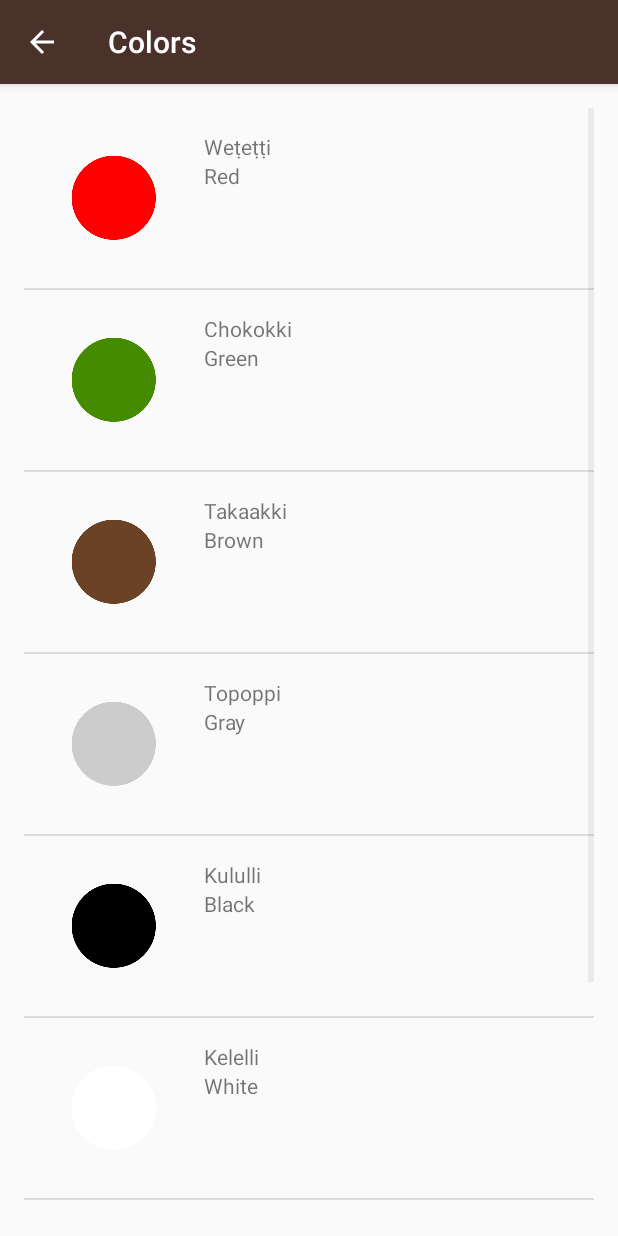
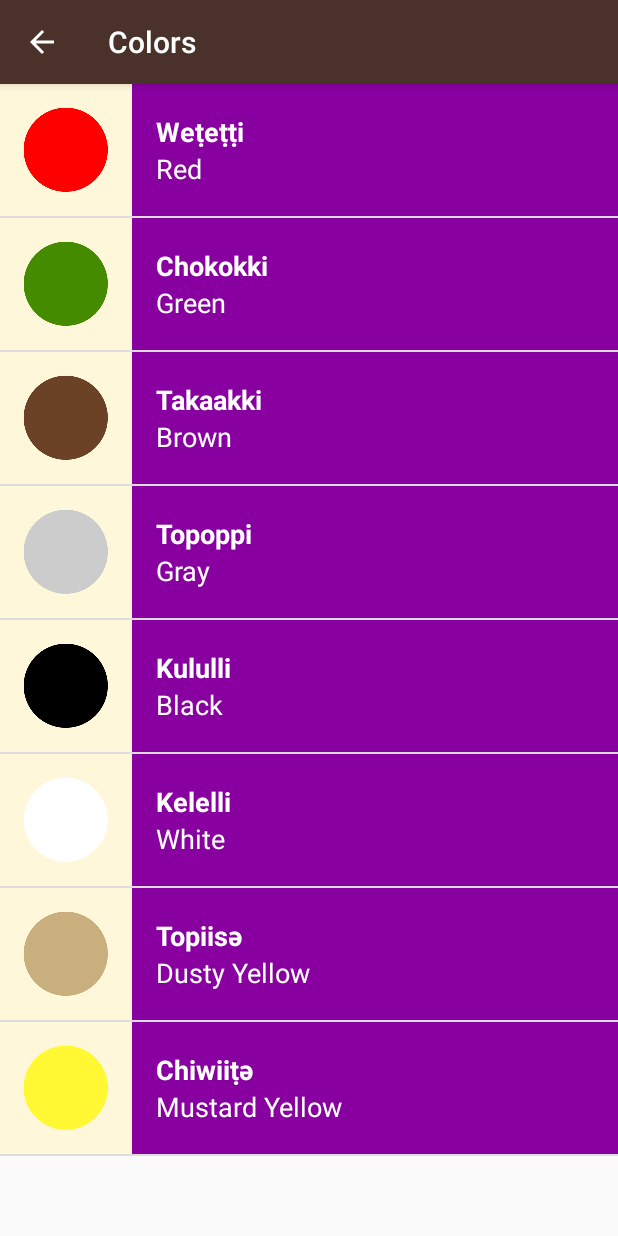
Before and after one commit to pavanrkadave/Miwok, an Android app: the ColorsActivity screen opened directly, with no data from a screen before it, on a phone screen of 412 x 824 dp. Run offline under Robolectric (Android 15) with nearby library versions, the phone set to English and light mode, and no system bars.

Commit message:
1.Visual Polish to the app. 2.Adding proper color to individual activity 3.setting proper padding,textSize. 4.Some code changes to enable us set the activity color dynamically.

```diff
--- a/app/src/main/java/com/example/android/miwok/ColorsActivity.java
+++ b/app/src/main/java/com/example/android/miwok/ColorsActivity.java
@@ -20,18 +20,18 @@ public class ColorsActivity extends AppCompatActivity {
         ArrayList<Word> words = new ArrayList<Word>();
 
         //Adding the words to the words arrayList
-        words.add(new Word("Red", "Weṭeṭṭi",R.drawable.color_red));
-        words.add(new Word("Green", "Chokokki",R.drawable.color_green));
-        words.add(new Word("Brown", "Takaakki",R.drawable.color_brown));
-        words.add(new Word("Gray", "Topoppi",R.drawable.color_gray));
-        words.add(new Word("Black", "Kululli",R.drawable.color_black));
-        words.add(new Word("White", "Kelelli",R.drawable.color_white));
-        words.add(new Word("Dusty Yellow", "Topiisә",R.drawable.color_dusty_yellow));
-        words.add(new Word("Mustard Yellow", "Chiwiiṭә",R.drawable.color_mustard_yellow));
+        words.add(new Word("Red", "Weṭeṭṭi", R.drawable.color_red));
+        words.add(new Word("Green", "Chokokki", R.drawable.color_green));
+        words.add(new Word("Brown", "Takaakki", R.drawable.color_brown));
+        words.add(new Word("Gray", "Topoppi", R.drawable.color_gray));
+        words.add(new Word("Black", "Kululli", R.drawable.color_black));
+        words.add(new Word("White", "Kelelli", R.drawable.color_white));
+        words.add(new Word("Dusty Yellow", "Topiisә", R.drawable.color_dusty_yellow));
+        words.add(new Word("Mustard Yellow", "Chiwiiṭә", R.drawable.color_mustard_yellow));
 
         // Create an {@link WordAdapter}, whose data source is a list of {@link Word}s. The
         // adapter knows how to create list items for each item in the list.
-        WordAdapter adapter = new WordAdapter(this, words);
+        WordAdapter adapter = new WordAdapter(this, words,R.color.category_colors);
 
         // Find the {@link ListView} object in the view hierarchy of the {@link Activity}.
         // There should be a {@link ListView} with the view ID called list, which is declared in the
--- a/app/src/main/java/com/example/android/miwok/FamilyActivity.java
+++ b/app/src/main/java/com/example/android/miwok/FamilyActivity.java
@@ -37,7 +37,7 @@ public class FamilyActivity extends AppCompatActivity {
 
         // Create an {@link WordAdapter}, whose data source is a list of {@link Word}s. The
         // adapter knows how to create list items for each item in the list.
-        WordAdapter adapter = new WordAdapter(this, words);
+        WordAdapter adapter = new WordAdapter(this, words,R.color.category_family);
 
         // Find the {@link ListView} object in the view hierarchy of the {@link Activity}.
         // There should be a {@link ListView} with the view ID called list, which is declared in the
--- a/app/src/main/java/com/example/android/miwok/NumbersActivity.java
+++ b/app/src/main/java/com/example/android/miwok/NumbersActivity.java
@@ -33,7 +33,7 @@ public class NumbersActivity extends AppCompatActivity {
 
         // Create an {@link WordAdapter}, whose data source is a list of {@link Word}s. The
         // adapter knows how to create list items for each item in the list.
-        WordAdapter adapter = new WordAdapter(this, words);
+        WordAdapter adapter = new WordAdapter(this, words,R.color.category_numbers);
 
         // Find the {@link ListView} object in the view hierarchy of the {@link Activity}.
         // There should be a {@link ListView} with the view ID called list, which is declared in the
--- a/app/src/main/java/com/example/android/miwok/PhrasesActivity.java
+++ b/app/src/main/java/com/example/android/miwok/PhrasesActivity.java
@@ -33,7 +33,7 @@ public class PhrasesActivity extends AppCompatActivity {
 
         // Create an {@link WordAdapter}, whose data source is a list of {@link Word}s. The
         // adapter knows how to create list items for each item in the list.
-        WordAdapter adapter = new WordAdapter(this, words);
+        WordAdapter adapter = new WordAdapter(this, words,R.color.category_phrases);
 
         // Find the {@link ListView} object in the view hierarchy of the {@link Activity}.
         // There should be a {@link ListView} with the view ID called list, which is declared in the
--- a/app/src/main/java/com/example/android/miwok/Word.java
+++ b/app/src/main/java/com/example/android/miwok/Word.java
@@ -79,7 +79,7 @@ public class Word {
     /**
      * Returns whether or not there is an image for this word.
      */
-    public boolean hasImage(){
+    public boolean hasImage() {
         return mImageResId != NO_IMAGE_PROVODED;
     }
 }
--- a/app/src/main/java/com/example/android/miwok/WordAdapter.java
+++ b/app/src/main/java/com/example/android/miwok/WordAdapter.java
@@ -1,11 +1,13 @@
 package com.example.android.miwok;
 
 import android.content.Context;
+import android.support.v4.content.ContextCompat;
 import android.view.LayoutInflater;
 import android.view.View;
 import android.view.ViewGroup;
 import android.widget.ArrayAdapter;
 import android.widget.ImageView;
+import android.widget.LinearLayout;
 import android.widget.TextView;
 
 import java.util.ArrayList;
@@ -16,6 +18,7 @@ import java.util.ArrayList;
 
 class WordAdapter extends ArrayAdapter<Word> {
 
+    private static int mLayoutColorResId;
 
     /**
      * This is our own custom constructor (it doesn't mirror a superclass constructor).
@@ -25,8 +28,9 @@ class WordAdapter extends ArrayAdapter<Word> {
      * @param context The current context. Used to inflate the layout file.
      * @param words   A List of AndroidFlavor objects to display in a list
      */
-    public WordAdapter(Context context, ArrayList<Word> words) {
+    public WordAdapter(Context context, ArrayList<Word> words, int layoutColorRes) {
         super(context, 0, words);
+        mLayoutColorResId = layoutColorRes;
     }
 
     @Override
@@ -41,6 +45,12 @@ class WordAdapter extends ArrayAdapter<Word> {
 
         // Get the {@link Word} object located at this position in the list
         Word currentWord = getItem(position);
+
+        // Find the LinearLayout in the list_item.xml layout with the ID text_container
+        //And set the appropriate color to it
+        View textContainer = listItemView.findViewById(R.id.text_container);
+        int color = ContextCompat.getColor(getContext(), mLayoutColorResId);
+        textContainer.setBackgroundColor(color);
 
         // Find the TextView in the list_item.xml layout with the ID default_text_view
         TextView defaultTextView = (TextView) listItemView.findViewById(R.id.default_text_view);
--- a/app/src/main/res/layout/list_item.xml
+++ b/app/src/main/res/layout/list_item.xml
@@ -3,34 +3,41 @@
     xmlns:tools="http://schemas.android.com/tools"
     android:layout_width="match_parent"
     android:layout_height="match_parent"
-    android:orientation="horizontal"
-    android:paddingBottom="@dimen/activity_vertical_margin"
-    android:paddingLeft="@dimen/activity_horizontal_margin"
-    android:paddingRight="@dimen/activity_horizontal_margin"
-    android:paddingTop="@dimen/activity_vertical_margin">
+    android:background="@color/tan_background"
+    android:minHeight="@dimen/list_item_height"
+    android:orientation="horizontal">
 
     <ImageView
         android:id="@+id/word_image"
-        android:layout_width="wrap_content"
-        android:layout_height="wrap_content"
-        android:src="@mipmap/ic_launcher" />
+        android:layout_width="@dimen/list_item_height"
+        android:layout_height="@dimen/list_item_height" />
 
     <LinearLayout
-        android:paddingLeft="16dp"
+        android:id="@+id/text_container"
+        android:layout_width="match_parent"
+        android:layout_height="match_parent"
         android:orientation="vertical"
-        android:layout_width="wrap_content"
-        android:layout_height="wrap_content">
+        android:paddingLeft="16dp">
 
         <TextView
             android:id="@+id/miwok_text_view"
             android:layout_width="wrap_content"
-            android:layout_height="wrap_content"
+            android:layout_height="0dp"
+            android:layout_weight="1"
+            android:gravity="bottom"
+            android:textAppearance="?android:textAppearanceMedium"
+            android:textColor="@android:color/white"
+            android:textStyle="bold"
             tools:text="Lutti" />
 
         <TextView
             android:id="@+id/default_text_view"
             android:layout_width="wrap_content"
-            android:layout_height="wrap_content"
+            android:layout_height="0dp"
+            android:layout_weight="1"
+            android:gravity="top"
+            android:textAppearance="?android:textAppearanceMedium"
+            android:textColor="@android:color/white"
             tools:text="One" />
     </LinearLayout>
 
--- a/app/src/main/res/layout/word_list.xml
+++ b/app/src/main/res/layout/word_list.xml
@@ -5,10 +5,6 @@
     android:layout_width="match_parent"
     android:layout_height="match_parent"
     android:orientation="vertical"
-    android:paddingBottom="@dimen/activity_vertical_margin"
-    android:paddingLeft="@dimen/activity_horizontal_margin"
-    android:paddingRight="@dimen/activity_horizontal_margin"
-    android:paddingTop="@dimen/activity_vertical_margin"
     tools:context="com.example.android.miwok.NumbersActivity">
 
 </ListView>
--- a/app/src/main/res/values-w820dp/dimens.xml
+++ /dev/null
@@ -1,20 +0,0 @@
-<!-- Copyright (C) 2016 The Android Open Source Project
-
-     Licensed under the Apache License, Version 2.0 (the "License");
-     you may not use this file except in compliance with the License.
-     You may obtain a copy of the License at
-
-          http://www.apache.org/licenses/LICENSE-2.0
-
-     Unless required by applicable law or agreed to in writing, software
-     distributed under the License is distributed on an "AS IS" BASIS,
-     WITHOUT WARRANTIES OR CONDITIONS OF ANY KIND, either express or implied.
-     See the License for the specific language governing permissions and
-     limitations under the License.
--->
-<resources>
-    <!-- Example customization of dimensions originally defined in res/values/dimens.xml
-         (such as screen margins) for screens with more than 820dp of available width. This
-         would include 7" and 10" devices in landscape (~960dp and ~1280dp respectively). -->
-    <dimen name="activity_horizontal_margin">64dp</dimen>
-</resources>
--- a/app/src/main/res/values/dimens.xml
+++ b/app/src/main/res/values/dimens.xml
@@ -16,6 +16,4 @@
     <!-- Height of each list item -->
     <dimen name="list_item_height">88dp</dimen>
     <!-- Default screen margins, per the Android Design guidelines. -->
-    <dimen name="activity_horizontal_margin">16dp</dimen>
-    <dimen name="activity_vertical_margin">16dp</dimen>
 </resources>
```
